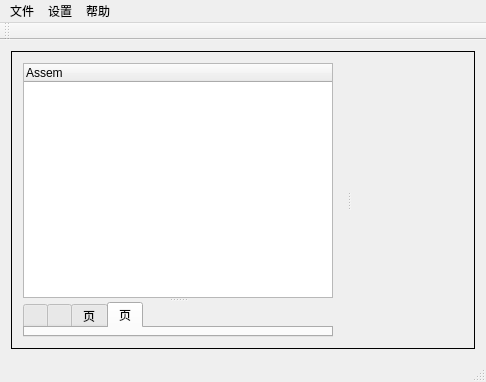
YongcanZhou/collision, file src/visualization/mainwindow.ui: the form before one commit.
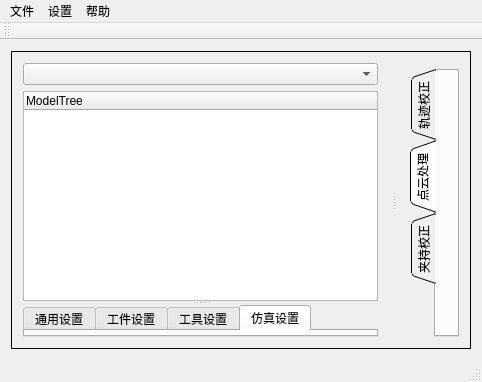
The form after the commit. The open tabs and pages were chosen to show the change.

What changed in the file:
```diff
--- a/src/visualization/mainwindow.ui
+++ b/src/visualization/mainwindow.ui
@@ -6,7 +6,7 @@
    <rect>
     <x>0</x>
     <y>0</y>
-    <width>486</width>
+    <width>482</width>
     <height>382</height>
    </rect>
   </property>
@@ -20,6 +20,9 @@
       <property name="frameShape">
        <enum>QFrame::Box</enum>
       </property>
+      <property name="lineWidth">
+       <number>1</number>
+      </property>
       <property name="orientation">
        <enum>Qt::Horizontal</enum>
       </property>
@@ -31,6 +34,9 @@
       </property>
       <widget class="QWidget" name="widget" native="true">
        <layout class="QVBoxLayout" name="verticalLayout">
+        <item>
+         <widget class="QComboBox" name="comboBoxDocuments"/>
+        </item>
         <item>
          <widget class="QSplitter" name="splitter_2">
           <property name="orientation">
@@ -39,7 +45,7 @@
           <widget class="QTreeWidget" name="treeWidget">
            <column>
             <property name="text">
-             <string>Assem</string>
+             <string>ModelTree</string>
             </property>
            </column>
           </widget>
@@ -49,22 +55,22 @@
            </property>
            <widget class="QWidget" name="tabWidgetPage1">
             <attribute name="title">
-             <string/>
+             <string>通用设置</string>
             </attribute>
            </widget>
            <widget class="QWidget" name="tabWidgetPage2">
             <attribute name="title">
-             <string/>
+             <string>工件设置</string>
             </attribute>
            </widget>
            <widget class="QWidget" name="tabWidgetPage3">
             <attribute name="title">
-             <string>页</string>
+             <string>工具设置</string>
             </attribute>
            </widget>
            <widget class="QWidget" name="tabWidgetPage4">
             <attribute name="title">
-             <string>页</string>
+             <string>仿真设置</string>
             </attribute>
            </widget>
           </widget>
@@ -72,10 +78,40 @@
         </item>
        </layout>
       </widget>
-      <widget class="QWidget" name="occWidget" native="true">
-       <property name="autoFillBackground">
-        <bool>false</bool>
-       </property>
+      <widget class="QWidget" name="occWidgetComponent" native="true">
+       <layout class="QVBoxLayout" name="verticalLayout_3">
+        <item>
+         <widget class="QWidget" name="PublicComponentWidget" native="true"/>
+        </item>
+        <item>
+         <widget class="QTabWidget" name="occTabWidget">
+          <property name="tabPosition">
+           <enum>QTabWidget::West</enum>
+          </property>
+          <property name="tabShape">
+           <enum>QTabWidget::Triangular</enum>
+          </property>
+          <property name="currentIndex">
+           <number>1</number>
+          </property>
+          <widget class="QWidget" name="occTabWidgetPage1">
+           <attribute name="title">
+            <string>轨迹校正</string>
+           </attribute>
+          </widget>
+          <widget class="QWidget" name="occTabWidgetPage2">
+           <attribute name="title">
+            <string>点云处理</string>
+           </attribute>
+          </widget>
+          <widget class="QWidget" name="occTabWidgetPage3">
+           <attribute name="title">
+            <string>夹持校正</string>
+           </attribute>
+          </widget>
+         </widget>
+        </item>
+       </layout>
       </widget>
      </widget>
     </item>
@@ -86,8 +122,8 @@
     <rect>
      <x>0</x>
      <y>0</y>
-     <width>486</width>
-     <height>17</height>
+     <width>482</width>
+     <height>18</height>
     </rect>
    </property>
    <widget class="QMenu" name="menuFile">
```
Left out of the diff: 20 changed lines with no effect on the pictures.
